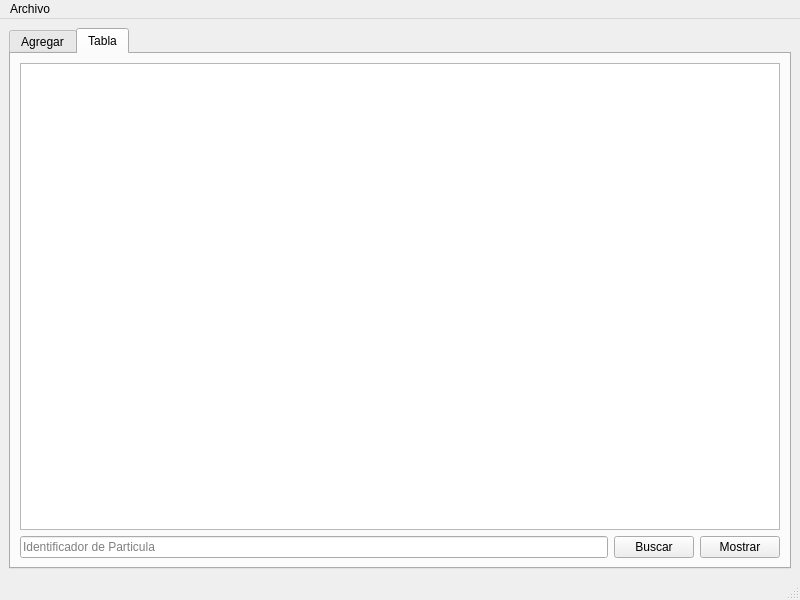
Above: mainwindow.ui from MoraRMod/Particulas before the change. Below: the same form after it.
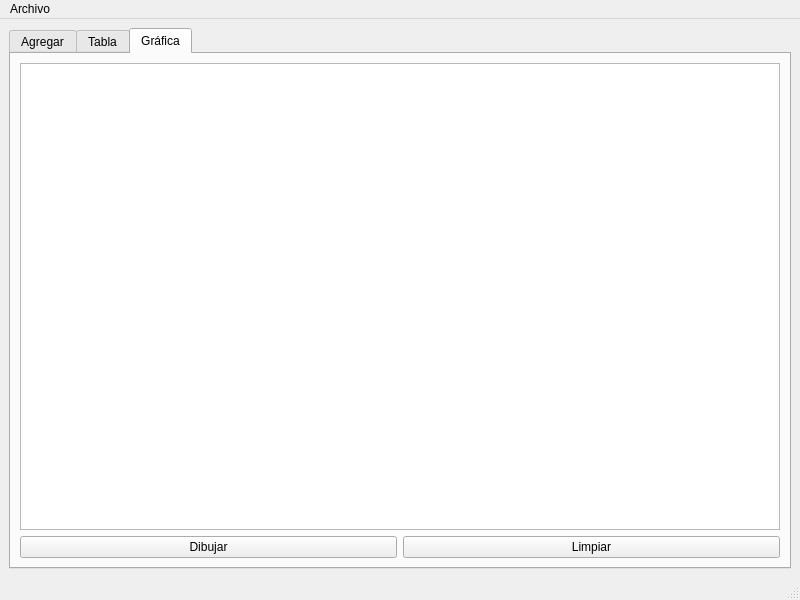
That is the form after the change.

Commit message: Se agrega nueva pestaña de grafiar y dos botones de dibujr y limpiar

Patch:
```diff
--- a/mainwindow.ui
+++ b/mainwindow.ui
@@ -18,7 +18,7 @@
     <item row="0" column="0">
      <widget class="QTabWidget" name="tabWidget">
       <property name="currentIndex">
-       <number>1</number>
+       <number>2</number>
       </property>
       <widget class="QWidget" name="tab">
        <attribute name="title">
@@ -251,6 +251,30 @@
         </item>
        </layout>
       </widget>
+      <widget class="QWidget" name="Grafica_Tab">
+       <attribute name="title">
+        <string>Gráfica</string>
+       </attribute>
+       <layout class="QGridLayout" name="gridLayout_5">
+        <item row="0" column="0" colspan="2">
+         <widget class="QGraphicsView" name="Grafica_GraphicsView"/>
+        </item>
+        <item row="1" column="0">
+         <widget class="QPushButton" name="Dibujar_PushButton">
+          <property name="text">
+           <string>Dibujar</string>
+          </property>
+         </widget>
+        </item>
+        <item row="1" column="1">
+         <widget class="QPushButton" name="Limpiar_PushButton">
+          <property name="text">
+           <string>Limpiar</string>
+          </property>
+         </widget>
+        </item>
+       </layout>
+      </widget>
      </widget>
     </item>
    </layout>
```
Left out of the diff: 4 changed lines with no effect on the pictures.
